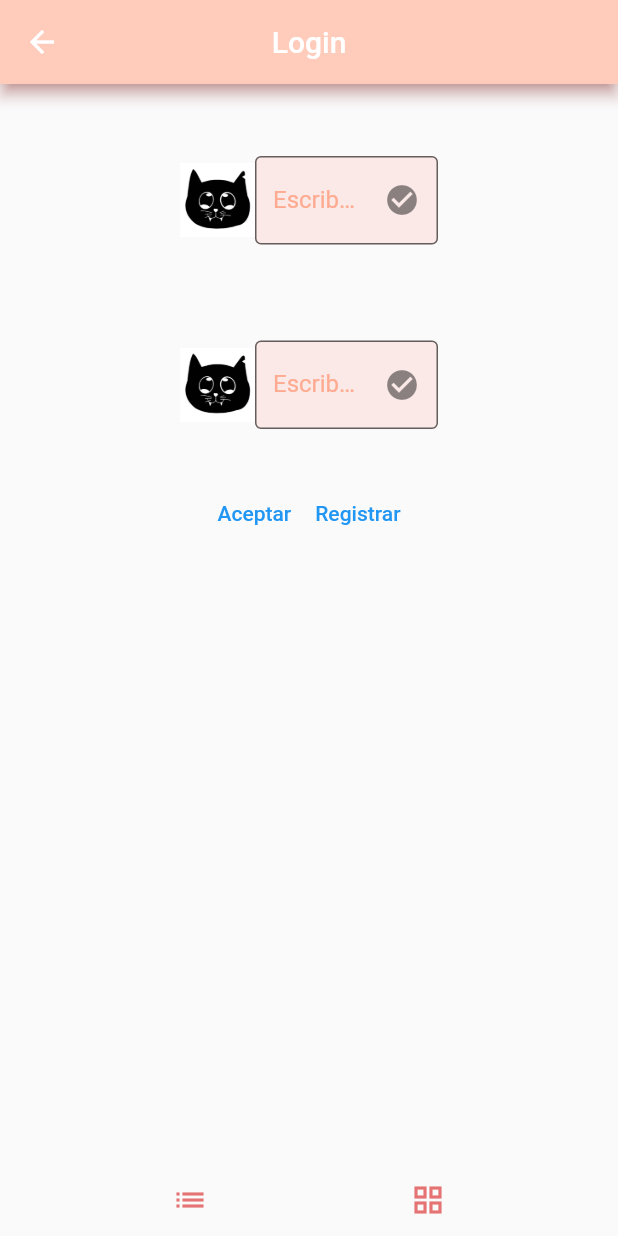
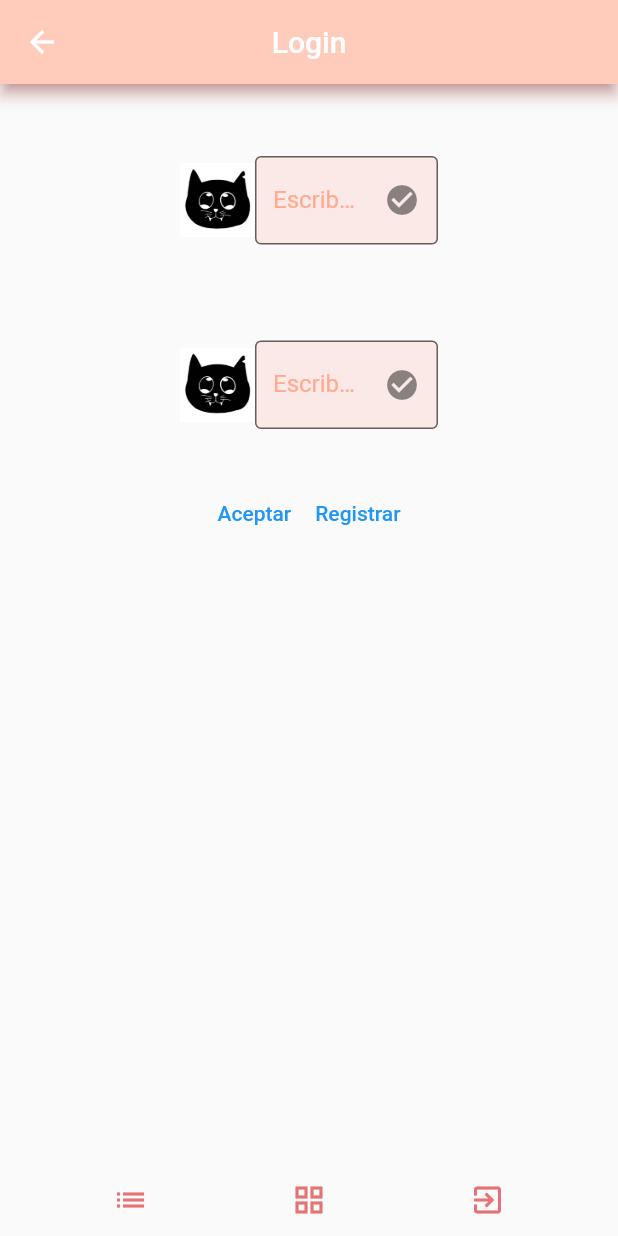
Before and after one commit to elenaaroma/practica1, a Flutter app: the LoginView screen opened by its route, after a tap on the "list" icon, on a phone screen of 412 x 824 dp. Run offline on Flutter 3.47's test engine with Material 2 defaults, Android fonts, the phone set to English and light mode, and no system bars; our stand-ins replace cloud_firestore, firebase_auth, firebase_core; missing offline and left inert: dart:html; accounts and stored records are empty.

Commit message:
commit boton salir

```diff
--- a/lib/Custom/BottomMenu.dart
+++ b/lib/Custom/BottomMenu.dart
@@ -3,7 +3,7 @@ import 'package:flutter/material.dart';
 
 class BottomMenu extends StatelessWidget{
 
-  Function(int indice, String text) ? onBotonesClicked;
+  Function(int indice) ? onBotonesClicked;
 
  BottomMenu({Key? key, required this.onBotonesClicked}
      ) : super (key: key);
@@ -14,9 +14,11 @@ class BottomMenu extends StatelessWidget{
     return Row(
         mainAxisAlignment: MainAxisAlignment.spaceEvenly,
         children: [
-      TextButton(onPressed: () => onBotonesClicked!(0, "Lista"), child: Icon(Icons.list, color: Colors.red[300],),),
-      TextButton(onPressed: () => onBotonesClicked!(1, "Celdas"), child: Icon(Icons.grid_view, color: Colors.red[300],),),
-     ]
+          TextButton(onPressed: () => onBotonesClicked!(0), child: Icon(Icons.list, color: Colors.red[300],),),
+          TextButton(onPressed: () => onBotonesClicked!(1), child: Icon(Icons.grid_view, color: Colors.red[300],),),
+          TextButton(onPressed: () => onBotonesClicked!(2), child: Icon(Icons.exit_to_app, color: Colors.red[300],),),
+
+        ]
     );
   }
 
--- a/lib/OnBoarding/LoginView.dart
+++ b/lib/OnBoarding/LoginView.dart
@@ -1,3 +1,5 @@
+
+import 'dart:io';
 
 import 'package:app/Custom/BottomMenu.dart';
 import 'package:cloud_firestore/cloud_firestore.dart';
@@ -127,9 +129,10 @@ class LoginView extends StatelessWidget{
   }
 
   @override
-  void onBottomMenuPressed(int indice, String text) {
+  void onBottomMenuPressed(int indice) {
     // TODO: implement onBottomMenuPressed
-    print("------------------------> LOGIN" + indice.toString() + "--------->" + text);
+    if (indice == 2)exit(0);
+    print("------------------------> LOGIN" + indice.toString() + "--------->" );
   }
 
 }
```
Also changed, not shown: lib/Main/HomeView.dart (+8 -3 lines).
